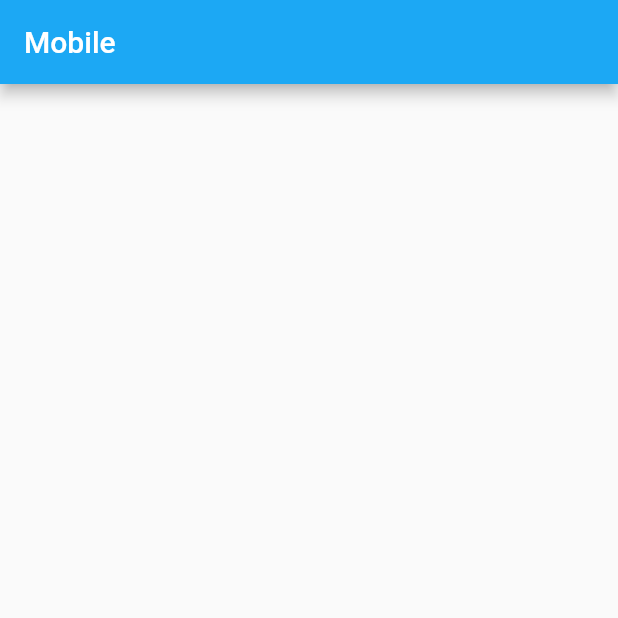
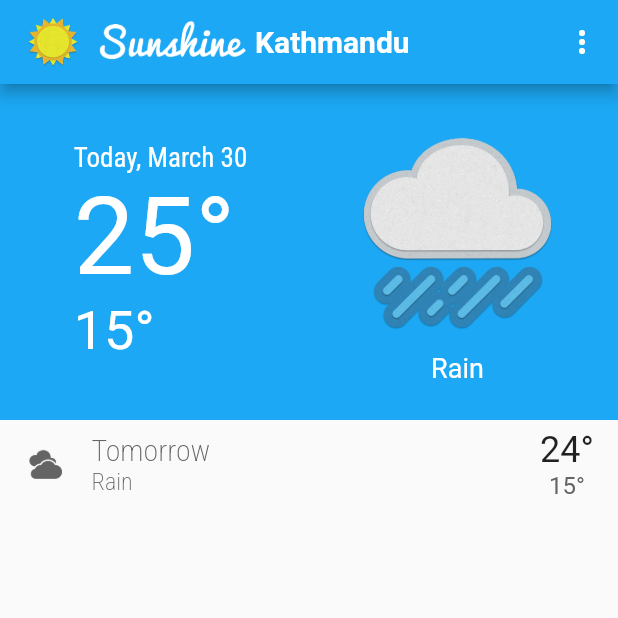
Before and after one commit to ExpertKiD/proshore_weather_app, a Flutter app: the screen it shows after launch, on a phone screen of 412 x 824 dp, the top half of it. Run offline on Flutter 3.47's test engine with Material 2 defaults, Android fonts, the phone set to English and light mode, and no system bars; our stand-ins replace auto_route, dartz, dio, equatable, flutter_bloc, freezed_annotation and 5 more; generated files the repository leaves out were written again.

Commit message:
refactor/PWA-1: create general forecast widgets in home_mobile.dart

```diff
--- a/lib/features/home/presentation/widgets/pages/home.dart
+++ b/lib/features/home/presentation/widgets/pages/home.dart
@@ -1,6 +1,8 @@
 import 'package:app/core/helpers/assets.dart';
+import 'package:app/core/palettes/palettes.dart';
 import 'package:auto_route/auto_route.dart';
 import 'package:flutter/material.dart';
+import 'package:google_fonts/google_fonts.dart';
 import 'package:responsive_builder/responsive_builder.dart';
 
 part 'home_mobile.dart';
--- a/lib/features/home/presentation/widgets/pages/home_mobile.dart
+++ b/lib/features/home/presentation/widgets/pages/home_mobile.dart
@@ -6,7 +6,171 @@ class HomeMobileWidget extends StatelessWidget {
   @override
   Widget build(BuildContext context) {
     return Scaffold(
-      appBar: AppBar(title: const Text("Mobile")),
+      appBar: AppBar(
+        title: Row(
+          children: [
+            Image.asset(
+              IconAssets.logo,
+              width: 150,
+            ),
+            const SizedBox(width: 4),
+            Flexible(
+              child: Text(
+                'Kathmandu ',
+                maxLines: 1,
+                overflow: TextOverflow.ellipsis,
+                style: GoogleFonts.roboto(fontWeight: FontWeight.bold),
+              ),
+            )
+          ],
+        ),
+        actions: [
+          IconButton(
+            onPressed: () {},
+            icon: const Icon(Icons.more_vert_rounded),
+          )
+        ],
+      ),
+      body: ListView(
+        children: [
+          Container(
+            color: AppPalette.sunshineBlue,
+            padding: const EdgeInsets.symmetric(horizontal: 8, vertical: 24),
+            child: Row(
+              crossAxisAlignment: CrossAxisAlignment.center,
+              children: [
+                Expanded(
+                  child: Center(
+                    child: Column(
+                      mainAxisSize: MainAxisSize.min,
+                      crossAxisAlignment: CrossAxisAlignment.start,
+                      children: [
+                        Text(
+                          'Today, March 30',
+                          style: GoogleFonts.robotoCondensed(
+                            fontSize: 18,
+                            color: Colors.white,
+                          ),
+                          maxLines: 1,
+                          overflow: TextOverflow.ellipsis,
+                        ),
+                        Text(
+                          '25\u00b0',
+                          style: GoogleFonts.roboto(
+                            fontSize: 72,
+                            color: Colors.white,
+                          ),
+                        ),
+                        Text(
+                          '15\u00b0',
+                          style: GoogleFonts.roboto(
+                            fontSize: 36,
+                            color: Colors.white,
+                          ),
+                        ),
+                      ],
+                    ),
+                  ),
+                ),
+                Expanded(
+                  child: Column(
+                    mainAxisSize: MainAxisSize.min,
+                    crossAxisAlignment: CrossAxisAlignment.center,
+                    children: [
+                      Image.asset(
+                        WeatherArtworkAssets.rain,
+                        width: 150,
+                      ),
+                      const SizedBox(
+                        height: 5,
+                      ),
+                      Text(
+                        'Rain',
+                        style: GoogleFonts.roboto(
+                          fontSize: 18,
+                          color: Colors.white,
+                        ),
+                      ),
+                    ],
+                  ),
+                ),
+              ],
+            ),
+          ),
+          InkWell(
+            onTap: () {
+              // TODO: Show detail page if needed
+            },
+            highlightColor: AppPalette.sunshineLightBlue,
+            child: Container(
+              // color: AppPalette.sunshineLightBlue,
+              padding: const EdgeInsets.symmetric(horizontal: 16, vertical: 6),
+              child: Row(
+                children: [
+                  Container(
+                    width: 45,
+                    height: 45,
+                    padding: const EdgeInsets.only(
+                      right: 16,
+                      top: 0,
+                      bottom: 0,
+                    ),
+                    child: Image.asset(
+                      IconAssets.cloudy,
+                    ),
+                  ),
+                  Expanded(
+                    child: Column(
+                      mainAxisSize: MainAxisSize.min,
+                      crossAxisAlignment: CrossAxisAlignment.start,
+                      children: [
+                        Text(
+                          'Tomorrow',
+                          maxLines: 1,
+                          overflow: TextOverflow.ellipsis,
+                          style: GoogleFonts.robotoCondensed(
+                            fontSize: 20,
+                            fontWeight: FontWeight.w200,
+                            color: AppPalette.grey700,
+                          ),
+                        ),
+                        Text(
+                          'Rain',
+                          style: GoogleFonts.robotoCondensed(
+                            fontSize: 16,
+                            fontWeight: FontWeight.w200,
+                            color: AppPalette.grey700,
+                          ),
+                        ),
+                      ],
+                    ),
+                  ),
+                  const SizedBox(width: 8),
+                  Column(
+                    mainAxisSize: MainAxisSize.min,
+                    crossAxisAlignment: CrossAxisAlignment.center,
+                    children: [
+                      Text(
+                        '24\u00b0',
+                        style: GoogleFonts.roboto(
+                          fontSize: 24,
+                        ),
+                      ),
+                      Text(
+                        '15\u00b0',
+                        style: GoogleFonts.roboto(
+                          fontSize: 16,
+                          color: AppPalette.grey700,
+                        ),
+                      ),
+                    ],
+                  ),
+                ],
+              ),
+            ),
+          ),
+        ],
+      ),
     );
   }
 }
```
